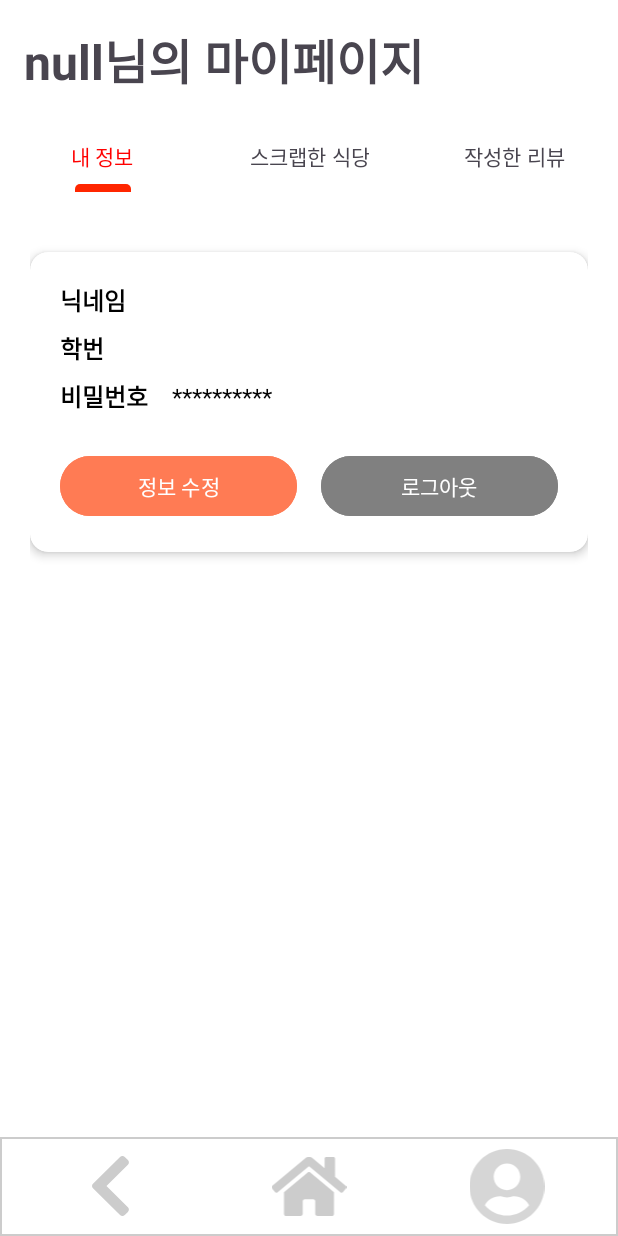
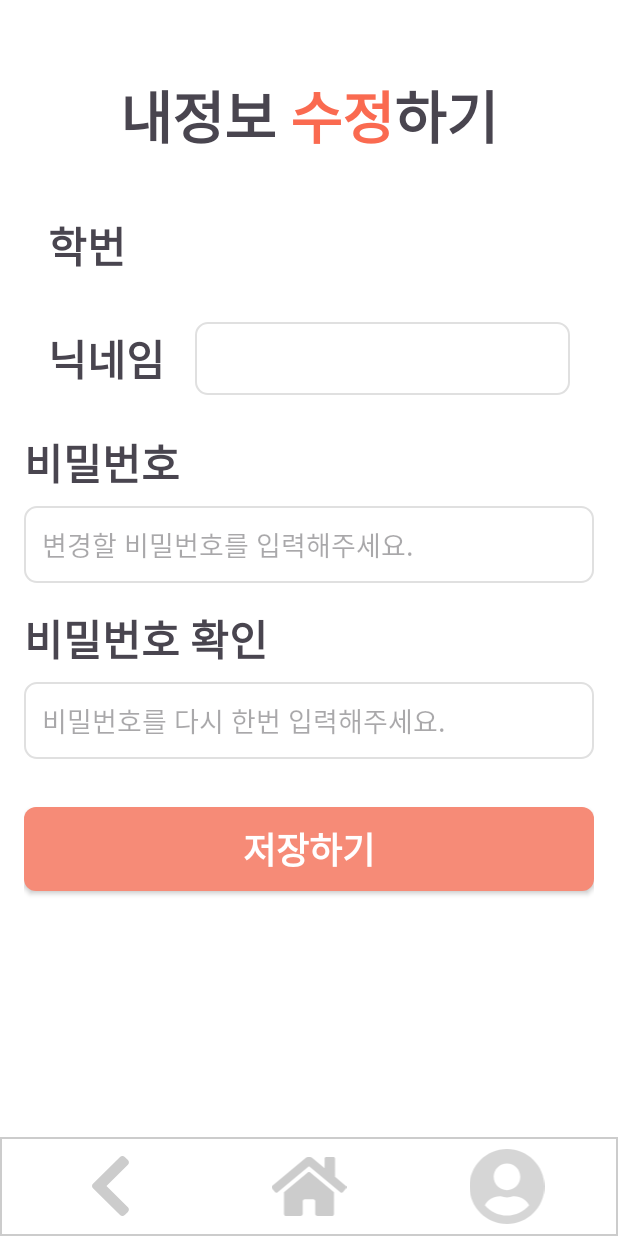
Before and after one commit to Today-s-Lunch/todayLunch, an Android app: the Mypage_info screen opened directly, with no data from a screen before it, after a tap on "정보 수정", on a phone screen of 412 x 824 dp. Run offline under Robolectric (Android 15) with nearby library versions, the phone set to English and light mode, and no system bars; our stand-ins replace Firebase (no records; nobody signed in at launch, a user with empty details on screens opened directly); libraries missing offline, so code that uses them is left out: androidx.databinding.adapters; 2 statements that could not run were skipped.

Commit message:
정보 수정 기능 구현

```diff
--- a/app/src/main/AndroidManifest.xml
+++ b/app/src/main/AndroidManifest.xml
@@ -18,6 +18,9 @@
         android:supportsRtl="true"
         android:theme="@style/Theme.TodayLunch"
         tools:targetApi="31">
+        <activity
+            android:name=".MyinfoModify"
+            android:exported="false" />
         <activity
             android:name=".ReviewModify"
             android:exported="false" />
--- /dev/null
+++ b/app/src/main/java/com/example/todaylunch/MyinfoModify.kt
@@ -0,0 +1,191 @@
+package com.example.todaylunch
+
+import android.content.Intent
+import android.graphics.Color
+import android.os.Bundle
+import android.text.InputType
+import android.text.SpannableString
+import android.text.Spanned
+import android.text.style.ForegroundColorSpan
+import android.widget.EditText
+import android.widget.LinearLayout
+import android.widget.Toast
+import androidx.appcompat.app.AlertDialog
+import androidx.appcompat.app.AppCompatActivity
+import androidx.databinding.adapters.ViewBindingAdapter.setPadding
+import com.example.todaylunch.databinding.ActivityMyinfoModifyBinding
+import com.google.firebase.auth.EmailAuthProvider
+import com.google.firebase.auth.FirebaseAuth
+import com.google.firebase.database.DatabaseReference
+import com.google.firebase.database.FirebaseDatabase
+
+class MyinfoModify : AppCompatActivity() {
+    private val binding: ActivityMyinfoModifyBinding by lazy { ActivityMyinfoModifyBinding.inflate(layoutInflater) }
+    private lateinit var auth: FirebaseAuth
+    private lateinit var database: DatabaseReference
+
+    override fun onCreate(savedInstanceState: Bundle?) {
+        super.onCreate(savedInstanceState)
+        setContentView(binding.root)
+
+        // Firebase 초기화
+        auth = FirebaseAuth.getInstance()
+        database = FirebaseDatabase.getInstance().reference
+
+        // 현재 사용자 ID 가져오기
+        val currentUser = auth.currentUser
+        val uid = currentUser?.uid ?: return
+
+        // 현재 사용자 정보 불러오기 및 화면 세팅
+        setupUserInfo(uid)
+
+        // 제목 텍스트 스타일 설정
+        setupTitleText()
+
+        // 저장 버튼 클릭 리스너
+        binding.saveButton.setOnClickListener {
+            handleSaveButtonClick(uid)
+        }
+
+        //하단바
+        val MYPAGE = Intent(this, MypageActivity::class.java).apply {
+            flags = Intent.FLAG_ACTIVITY_CLEAR_TOP or Intent.FLAG_ACTIVITY_SINGLE_TOP
+        }
+        val HOME = Intent(this, StartActivity::class.java).apply {
+            flags = Intent.FLAG_ACTIVITY_CLEAR_TOP or Intent.FLAG_ACTIVITY_SINGLE_TOP
+        }
+
+        // 언더바 버튼 동작 설정
+        binding.underbar.backButton.setOnClickListener { onBackPressedDispatcher.onBackPressed() }
+        binding.underbar.homeButton.setOnClickListener { startActivity(HOME) }
+        binding.underbar.myPageButton.setOnClickListener { startActivity(MYPAGE) }
+    }
+
+    private fun setupUserInfo(uid: String) {
+        database.child("users").child(uid).get().addOnSuccessListener { snapshot ->
+            binding.studentId.text = snapshot.child("studentId").value.toString()
+            binding.nicknameEditText.setText(snapshot.child("nickname").value.toString())
+        }
+    }
+
+    private fun setupTitleText() {
+        val spannableString = SpannableString("내정보 수정하기").apply {
+            setSpan(ForegroundColorSpan(Color.parseColor("#FA6A50")), 4, 6, Spanned.SPAN_EXCLUSIVE_EXCLUSIVE)
+        }
+        binding.titleTextView.text = spannableString
+    }
+
+    private fun handleSaveButtonClick(uid: String) {
+        val newNickname = binding.nicknameEditText.text.toString()
+        val newPassword = binding.passwordEditText.text.toString()
+        val confirmPassword = binding.confirmPasswordEditText.text.toString()
+
+        // 비밀번호 변경이 있는 경우
+        if (newPassword.isNotEmpty() || confirmPassword.isNotEmpty()) {
+            // 비밀번호 입력값 검증
+            if (!validatePasswordInputs(newPassword, confirmPassword)) return
+
+            // 현재 비밀번호 확인을 위한 다이얼로그 표시
+            showPasswordConfirmDialog(uid, newPassword, newNickname)
+        } else if (newNickname.isNotEmpty()) {
+            // 닉네임만 변경하는 경우
+            updateNickname(uid, newNickname)
+        }
+    }
+
+    private fun validatePasswordInputs(newPassword: String, confirmPassword: String): Boolean {
+        when {
+            newPassword != confirmPassword -> {
+                Toast.makeText(this, "비밀번호가 일치하지 않습니다.", Toast.LENGTH_SHORT).show()
+                return false
+            }
+            newPassword.length < 6 -> {
+                Toast.makeText(this, "비밀번호는 6자리 이상이어야 합니다.", Toast.LENGTH_SHORT).show()
+                return false
+            }
+        }
+        return true
+    }
+
+    private fun showPasswordConfirmDialog(uid: String, newPassword: String, newNickname: String) {
+        // EditText를 감쌀 LinearLayout 생성
+        val container = LinearLayout(this).apply {
+            setPadding(60, 0, 60, 0) // 좌우 60픽셀의 패딩
+            orientation = LinearLayout.VERTICAL
+        }
+
+        val editText = EditText(this).apply {
+            inputType = InputType.TYPE_CLASS_TEXT or InputType.TYPE_TEXT_VARIATION_PASSWORD
+            layoutParams = LinearLayout.LayoutParams(
+                LinearLayout.LayoutParams.MATCH_PARENT,
+                LinearLayout.LayoutParams.WRAP_CONTENT
+            )
+        }
+
+        // EditText를 container에 추가
+        container.addView(editText)
+
+        AlertDialog.Builder(this)
+            .setTitle("비밀번호 확인")
+            .setMessage("비밀번호 변경을 위해 현재 비밀번호를 입력해주세요.")
+            .setView(container)  // container를 dialog의 view로 설정
+            .setPositiveButton("확인") { _, _ ->
+                val currentPassword = editText.text.toString()
+                val email = "${binding.studentId.text}@example.com"
+
+                val credential = EmailAuthProvider.getCredential(email, currentPassword)
+                auth.currentUser?.reauthenticate(credential)?.addOnCompleteListener { reauthTask ->
+                    if (reauthTask.isSuccessful) {
+                        updatePassword(newPassword, uid, newNickname)
+                    } else {
+                        Toast.makeText(this, "현재 비밀번호가 일치하지 않습니다.", Toast.LENGTH_SHORT).show()
+                    }
+                }
+            }
+            .setNegativeButton("취소", null)
+            .show()
+    }
+
+    private fun updatePassword(newPassword: String, uid: String, newNickname: String) {
+        auth.currentUser?.updatePassword(newPassword)?.addOnCompleteListener { task ->
+            if (task.isSuccessful) {
+                if (newNickname.isNotEmpty()) {
+                    // 비밀번호와 닉네임 모두 변경하는 경우
+                    database.child("users").child(uid).child("nickname").setValue(newNickname)
+                        .addOnCompleteListener { nicknameTask ->
+                            if (nicknameTask.isSuccessful) {
+                                Toast.makeText(this, "정보가 성공적으로 수정되었습니다.", Toast.LENGTH_SHORT).show()
+                                navigateToMyPage()
+                            } else {
+                                Toast.makeText(this, "닉네임 변경에 실패했습니다.", Toast.LENGTH_SHORT).show()
+                            }
+                        }
+                } else {
+                    // 비밀번호만 변경하는 경우
+                    Toast.makeText(this, "비밀번호가 수정되었습니다.", Toast.LENGTH_SHORT).show()
+                    navigateToMyPage()
+                }
+            } else {
+                Toast.makeText(this, "비밀번호 변경에 실패했습니다.", Toast.LENGTH_SHORT).show()
+            }
+        }
+    }
+
+    private fun updateNickname(uid: String, newNickname: String) {
+        database.child("users").child(uid).child("nickname").setValue(newNickname)
+            .addOnCompleteListener { task ->
+                if (task.isSuccessful) {
+                    // 닉네임만 변경하는 경우
+                    Toast.makeText(this, "닉네임이 수정되었습니다.", Toast.LENGTH_SHORT).show()
+                    navigateToMyPage()
+                } else {
+                    Toast.makeText(this, "닉네임 변경에 실패했습니다.", Toast.LENGTH_SHORT).show()
+                }
+            }
+    }
+
+    private fun navigateToMyPage() {
+        startActivity(Intent(this, MypageActivity::class.java))
+        finish()
+    }
+}
--- a/app/src/main/java/com/example/todaylunch/Mypage_info.kt
+++ b/app/src/main/java/com/example/todaylunch/Mypage_info.kt
@@ -54,6 +54,8 @@ class Mypage_info : Fragment() {
         // 정보 수정 버튼 클릭 리스너
         binding.editInfoBtn.setOnClickListener {
             // 정보 수정 화면으로 이동하는 코드 구현
+            val intent = Intent(requireActivity(), MyinfoModify::class.java)
+            startActivity(intent)
         }
     }
 
--- /dev/null
+++ b/app/src/main/res/layout/activity_myinfo_modify.xml
@@ -0,0 +1,132 @@
+<?xml version="1.0" encoding="utf-8"?>
+<androidx.constraintlayout.widget.ConstraintLayout
+    xmlns:android="http://schemas.android.com/apk/res/android"
+    xmlns:app="http://schemas.android.com/apk/res-auto"
+    android:layout_width="match_parent"
+    android:layout_height="match_parent"
+    android:orientation="vertical">
+
+    <LinearLayout
+        android:id="@+id/mainLayout"
+        android:layout_width="match_parent"
+        android:layout_height="0dp"
+        android:orientation="vertical"
+        android:padding="16dp"
+        android:layout_marginTop="32dp"
+        app:layout_constraintTop_toTopOf="parent"
+        app:layout_constraintBottom_toTopOf="@id/underbar">
+
+        <TextView
+            android:id="@+id/titleTextView"
+            android:layout_width="wrap_content"
+            android:layout_height="wrap_content"
+            android:text="내정보 수정하기"
+            android:textSize="38sp"
+            android:textStyle="bold"
+            android:layout_gravity="center"
+            android:layout_marginBottom="32dp"/>
+
+        <LinearLayout
+            android:layout_width="match_parent"
+            android:layout_height="wrap_content"
+            android:gravity="center"
+            android:orientation="horizontal"
+            android:layout_gravity="center"
+            android:layout_marginBottom="24dp">
+
+            <TextView
+                android:layout_width="wrap_content"
+                android:layout_height="wrap_content"
+                android:text="학번"
+                android:textSize="28sp"
+                android:layout_marginEnd="45dp"
+                android:textStyle="bold" />
+
+            <TextView
+                android:id="@+id/studentId"
+                android:layout_width="250dp"
+                android:layout_height="wrap_content"
+                android:padding="12dp"
+                android:textSize="22sp"/>
+
+        </LinearLayout>
+
+        <LinearLayout
+            android:layout_width="match_parent"
+            android:layout_height="wrap_content"
+            android:gravity="center"
+            android:orientation="horizontal"
+            android:layout_gravity="center"
+            android:layout_marginBottom="24dp">
+
+            <TextView
+                android:layout_width="wrap_content"
+                android:layout_height="wrap_content"
+                android:text="닉네임"
+                android:layout_marginEnd="20dp"
+                android:textSize="28sp"
+                android:textStyle="bold"/>
+
+            <EditText
+                android:id="@+id/nicknameEditText"
+                android:layout_width="250dp"
+                android:layout_height="wrap_content"
+                android:padding="12dp"
+                android:background="@drawable/review_edittext"/>
+        </LinearLayout>
+
+        <TextView
+            android:layout_width="wrap_content"
+            android:layout_height="wrap_content"
+            android:text="비밀번호"
+            android:textSize="28sp"
+            android:textStyle="bold"
+            android:layout_marginBottom="8dp"/>
+
+        <EditText
+            android:id="@+id/passwordEditText"
+            android:layout_width="match_parent"
+            android:layout_height="wrap_content"
+            android:hint="변경할 비밀번호를 입력해주세요."
+            android:inputType="textPassword"
+            android:padding="12dp"
+            android:background="@drawable/review_edittext"
+            android:layout_marginBottom="16dp"/>
+
+        <TextView
+            android:layout_width="wrap_content"
+            android:layout_height="wrap_content"
+            android:text="비밀번호 확인"
+            android:textSize="28sp"
+            android:textStyle="bold"
+            android:layout_marginBottom="8dp"/>
+
+        <EditText
+            android:id="@+id/confirmPasswordEditText"
+            android:layout_width="match_parent"
+            android:layout_height="wrap_content"
+            android:hint="비밀번호를 다시 한번 입력해주세요."
+            android:inputType="textPassword"
+            android:padding="12dp"
+            android:background="@drawable/review_edittext"
+            android:layout_marginBottom="32dp"/>
+
+        <android.widget.Button
+            android:id="@+id/saveButton"
+            android:layout_width="match_parent"
+            android:layout_height="56dp"
+            android:text="저장하기"
+            android:textSize="24sp"
+            android:textStyle="bold"
+            android:textColor="#FFFFFF"
+            android:background="@drawable/review_btn"/>
+    </LinearLayout>
+
+    <include
+        android:id="@+id/underbar"
+        layout="@layout/item_underbar"
+        android:layout_width="match_parent"
+        android:layout_height="wrap_content"
+        app:layout_constraintBottom_toBottomOf="parent"/>
+
+</androidx.constraintlayout.widget.ConstraintLayout>
```
Also changed, not shown: app/src/main/res/layout/fragment_mypage_info.xml (+13 -4 lines).
